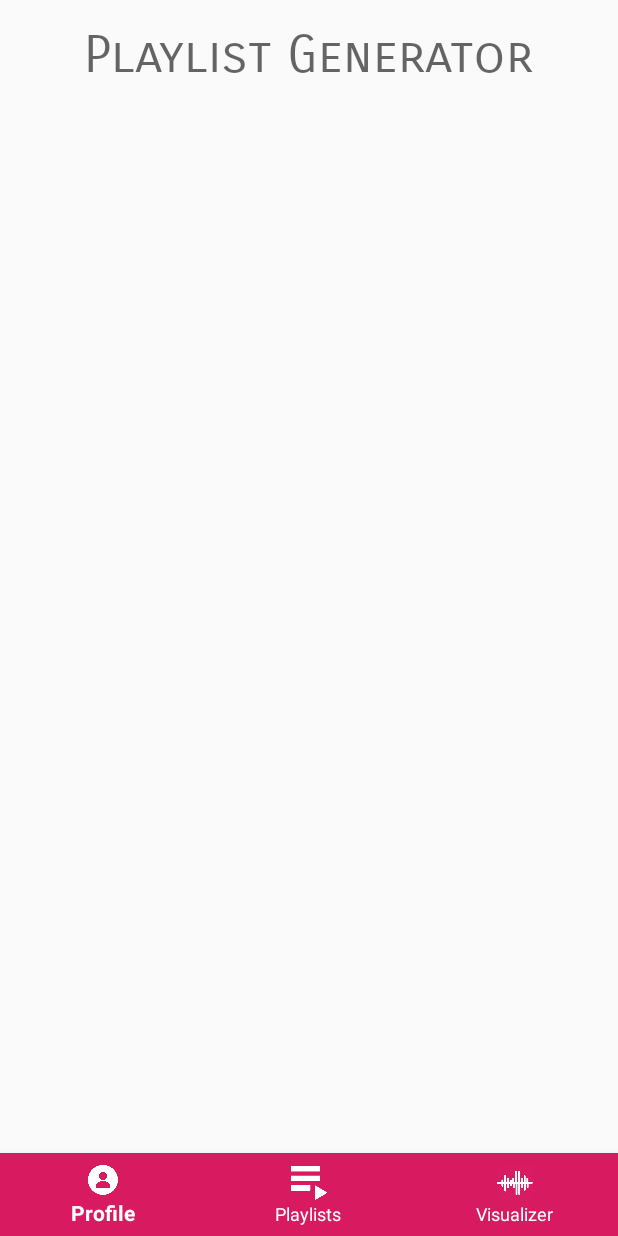
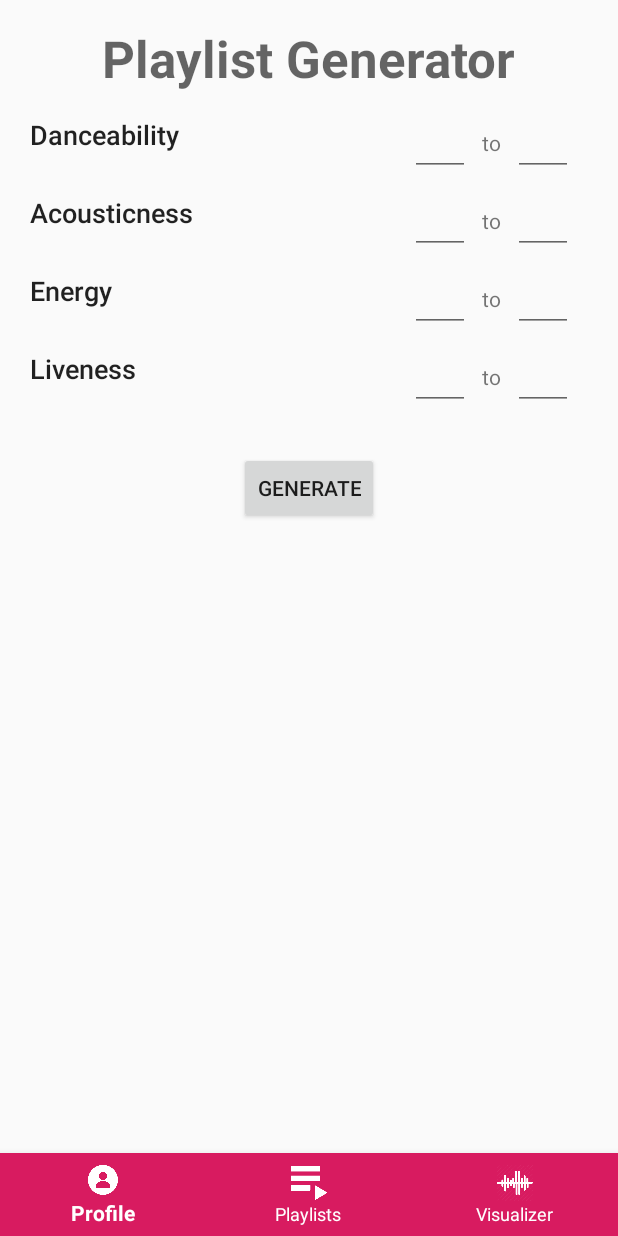
Before and after one commit to buzzeh/Statify, an Android app: the PlaylistFragment screen opened through its navigation route, on a phone screen of 412 x 824 dp. Run offline under Robolectric (Android 15) with nearby library versions, the phone set to English and light mode, and no system bars; libraries missing offline, so code that uses them is left out: com.spotify.sdk.

Commit message:
started work on playlist generator fixed bug with action name

```diff
--- a/app/src/main/java/com/cristhian/statify/views/PlaylistFragment.kt
+++ b/app/src/main/java/com/cristhian/statify/views/PlaylistFragment.kt
@@ -7,13 +7,22 @@ import android.view.LayoutInflater
 import android.view.MenuItem
 import android.view.View
 import android.view.ViewGroup
+import android.widget.ImageView
+import android.widget.TextView
 import androidx.navigation.Navigation
+import androidx.recyclerview.widget.LinearLayoutManager
+import androidx.recyclerview.widget.RecyclerView
+import com.bumptech.glide.Glide
+import com.bumptech.glide.request.RequestOptions
 import com.cristhian.statify.R
+import com.cristhian.statify.objects.Song
 import com.google.android.material.bottomnavigation.BottomNavigationView
 
 
 class PlaylistFragment : Fragment() {
 
+    private lateinit var featureRecyclerView: RecyclerView
+    private var list:List<String> = listOf("Danceability", "Acousticness", "Energy", "Liveness")
 
     private lateinit var bottomNavigation:BottomNavigationView
     override fun onCreateView(
@@ -23,6 +32,7 @@ class PlaylistFragment : Fragment() {
         // Inflate the layout for this fragment
         var view = inflater.inflate(R.layout.fragment_playlist, container, false)
 
+
         bottomNavigation= view.findViewById(R.id.bottom_navigation)
 
         bottomNavigation.setOnNavigationItemSelectedListener(object :
@@ -31,7 +41,7 @@ class PlaylistFragment : Fragment() {
                 var response = false
                 when (item.itemId) {
                     R.id.profile_nav -> {
-                        Navigation.findNavController(view).navigate(R.id.action_login_to_profile)
+                        Navigation.findNavController(view).navigate(R.id.action_PlaylistFragment_to_ProfileFragment)
                         response = true
                     }
                     R.id.playlists_nav -> {
@@ -47,8 +57,64 @@ class PlaylistFragment : Fragment() {
             }
         })
 
+        featureRecyclerView = view.findViewById(R.id.featureRecycler)
+        featureRecyclerView.layoutManager = LinearLayoutManager(context)
+        featureRecyclerView.adapter = FeatureAdapter(list, activity as MainActivity)
+
+
         return view
     }
 
 
+
+
+
+    inner class FeatureAdapter(private val features: List<String>?, private val mainActivity: MainActivity) :
+        RecyclerView.Adapter<FeatureAdapter.ViewHolder>() {
+        override fun onCreateViewHolder(
+            parent: ViewGroup,
+            viewType: Int
+        ): ViewHolder {
+
+            val v = LayoutInflater.from(parent.context)
+                .inflate(R.layout.generator_recycler_item, parent, false)
+
+
+            return ViewHolder(v, mainActivity)
+        }
+
+
+        override fun onBindViewHolder(holder: ViewHolder, position: Int) {
+
+            holder.bindItems(features?.get(position))
+
+
+        }
+
+        inner class ViewHolder(val view: View, private val activity: MainActivity) : RecyclerView.ViewHolder(view) {
+            fun bindItems(feature: String?) {
+                val name: TextView = itemView.findViewById(R.id.featureName)
+                name.text = feature
+
+
+
+
+                itemView.setOnClickListener {
+
+                    // portrait
+                    //if (activity.resources.configuration.orientation == Configuration.ORIENTATION_PORTRAIT)
+
+                    // landscape
+                    //else
+                }
+            }
+        }
+
+        // Return the size of your dataset (invoked by the layout manager)
+        override fun getItemCount() = features?.size as Int
+
+
+    }
+
+
 }
--- a/app/src/main/java/com/cristhian/statify/views/ProfileFragment.kt
+++ b/app/src/main/java/com/cristhian/statify/views/ProfileFragment.kt
@@ -43,7 +43,7 @@ class ProfileFragment : Fragment() {
         inflater: LayoutInflater, container: ViewGroup?,
         savedInstanceState: Bundle?
     ): View? {
-        // Inflate the layvar base_url: String = "https://api.spotify.com"out for this fragment
+        // Inflate the view for this fragment
         var view = inflater.inflate(R.layout.fragment_profile, container, false)
 
         artistRecycler = view.findViewById(R.id.artistRecycler)
--- a/app/src/main/res/layout/fragment_playlist.xml
+++ b/app/src/main/res/layout/fragment_playlist.xml
@@ -27,11 +27,21 @@
             android:layout_marginTop="16dp" app:layout_constraintStart_toStartOf="parent"
             android:layout_marginStart="8dp" app:layout_constraintEnd_toEndOf="parent"
             android:layout_marginEnd="8dp" android:textAppearance="@style/TextAppearance.AppCompat.Display1"
-            android:fontFamily="sans-serif-smallcaps"/>
+            android:fontFamily="sans-serif" android:textStyle="bold"/>
     <androidx.recyclerview.widget.RecyclerView
             android:layout_width="422dp"
             android:layout_height="wrap_content" android:layout_marginTop="8dp"
             app:layout_constraintTop_toBottomOf="@+id/title" app:layout_constraintStart_toStartOf="parent"
-            android:layout_marginStart="8dp" app:layout_constraintEnd_toEndOf="parent" android:layout_marginEnd="8dp"/>
+            android:layout_marginStart="8dp" app:layout_constraintEnd_toEndOf="parent" android:layout_marginEnd="8dp"
+            android:id="@+id/featureRecycler"/>
+    <Button
+            android:text="generate"
+            android:layout_width="wrap_content"
+            android:layout_height="wrap_content"
+            android:id="@+id/button"
+            android:layout_marginTop="24dp"
+            app:layout_constraintTop_toBottomOf="@+id/featureRecycler" app:layout_constraintStart_toStartOf="parent"
+            android:layout_marginStart="16dp" app:layout_constraintEnd_toEndOf="parent"
+            android:layout_marginEnd="16dp"/>
 
 </androidx.constraintlayout.widget.ConstraintLayout>
--- a/app/src/main/res/layout/generator_recycler_item.xml
+++ b/app/src/main/res/layout/generator_recycler_item.xml
@@ -1,7 +1,9 @@
 <?xml version="1.0" encoding="utf-8"?>
 <androidx.constraintlayout.widget.ConstraintLayout xmlns:android="http://schemas.android.com/apk/res/android"
-                                                   xmlns:app="http://schemas.android.com/apk/res-auto" xmlns:tools="http://schemas.android.com/tools" android:layout_width="match_parent"
-                                                   android:layout_height="match_parent">
+                                                   xmlns:app="http://schemas.android.com/apk/res-auto"
+                                                   xmlns:tools="http://schemas.android.com/tools"
+                                                   android:layout_width="match_parent"
+                                                   android:layout_height="wrap_content">
 
     <TextView
             android:text="TextView"
@@ -9,28 +11,29 @@
             android:layout_height="44dp"
             android:id="@+id/featureName" app:layout_constraintTop_toTopOf="parent"
             android:layout_marginTop="8dp" app:layout_constraintStart_toStartOf="parent"
-            android:layout_marginStart="8dp"
-            app:layout_constraintEnd_toStartOf="@+id/featureLow" android:layout_marginEnd="16dp"
-            android:textSize="14sp" android:textAppearance="@style/TextAppearance.AppCompat.Body2"/>
-    <EditText
-            android:layout_width="46dp"
-            android:layout_height="40dp"
-            android:inputType="number"
-            android:ems="10"
-            android:id="@+id/featureLow" app:layout_constraintTop_toTopOf="parent"
-            android:layout_marginTop="8dp" app:layout_constraintEnd_toStartOf="@+id/to"
-            android:layout_marginEnd="8dp"/>
+            android:layout_marginStart="24dp"
+            android:textSize="18sp" android:textAppearance="@style/TextAppearance.AppCompat.Body2"
+            app:layout_constraintEnd_toStartOf="@+id/featureLow" android:layout_marginEnd="8dp"/>
     <TextView
-            android:text="TextView"
+            android:text="to"
             android:layout_width="wrap_content"
             android:layout_height="wrap_content"
-            android:id="@+id/to" app:layout_constraintEnd_toStartOf="@+id/featureHigh"
-            android:layout_marginEnd="8dp" app:layout_constraintTop_toTopOf="parent" android:layout_marginTop="16dp"/>
+            android:id="@+id/to"
+            app:layout_constraintTop_toTopOf="parent" android:layout_marginTop="16dp"
+            app:layout_constraintEnd_toStartOf="@+id/editText2" android:layout_marginEnd="8dp"/>
     <EditText
-            android:layout_width="48dp"
+            android:layout_width="40dp"
             android:layout_height="40dp"
-            android:inputType="number"
+            android:inputType="numberDecimal"
             android:ems="10"
-            android:id="@+id/featureHigh" app:layout_constraintEnd_toEndOf="parent"
-            android:layout_marginEnd="8dp" app:layout_constraintTop_toTopOf="parent" android:layout_marginTop="8dp"/>
+            android:id="@+id/featureLow" app:layout_constraintEnd_toStartOf="@+id/to"
+            android:layout_marginEnd="8dp" app:layout_constraintTop_toTopOf="parent" android:layout_marginTop="8dp"
+    />
+    <EditText
+            android:layout_width="40dp"
+            android:layout_height="40dp"
+            android:inputType="numberDecimal"
+            android:ems="10"
+            android:id="@+id/editText2" app:layout_constraintTop_toTopOf="parent"
+            android:layout_marginTop="8dp" app:layout_constraintEnd_toEndOf="parent" android:layout_marginEnd="36dp"/>
 </androidx.constraintlayout.widget.ConstraintLayout>
```
